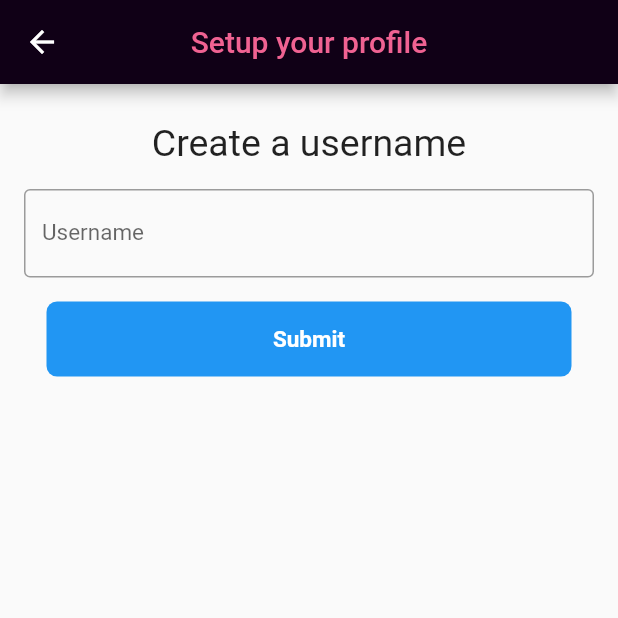
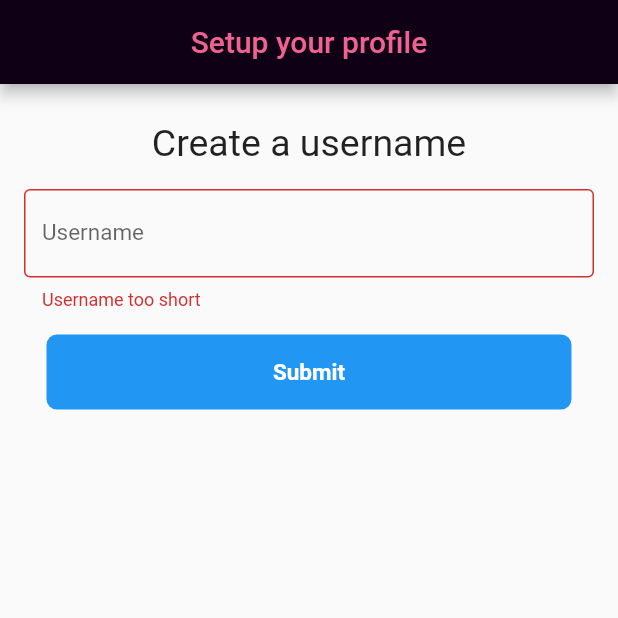
Before and after one commit to jamirmachado/Flutter-Image-Sharing-App, a Flutter app: the CreateAccount screen opened directly, on a phone screen of 412 x 824 dp, the top half of it. Run offline on Flutter 3.47's test engine with Material 2 defaults, Android fonts, the phone set to English and light mode, and no system bars; our stand-ins replace cloud_firestore, google_sign_in; accounts and stored records are empty.

Commit message:
update page navigation

```diff
--- a/lib/pages/create_account.dart
+++ b/lib/pages/create_account.dart
@@ -1,3 +1,4 @@
+import 'dart:async';
 import 'package:flutter/material.dart';
 
 import '../widgets/header.dart';
@@ -8,18 +9,28 @@ class CreateAccount extends StatefulWidget {
 }
 
 class _CreateAccountState extends State<CreateAccount> {
+  final _scaffoldKey = GlobalKey<ScaffoldState>();
   final _formKey = GlobalKey<FormState>();
   String username;
 
   submit() {
-    _formKey.currentState.save();
-    Navigator.pop(context, username);
+    final form = _formKey.currentState;
+    if (form.validate()) {
+      form.save();
+      SnackBar snackbar = SnackBar(content: Text("Welcome $username!"));
+      _scaffoldKey.currentState.showSnackBar(snackbar);
+      Timer(Duration(seconds: 2), () {
+        Navigator.pop(context, username);
+      });
+    }
   }
 
   @override
   Widget build(BuildContext parentContext) {
     return Scaffold(
-      appBar: header(context, titleText: 'Setup your profile'),
+      key: _scaffoldKey,
+      appBar: header(context,
+          titleText: 'Setup your profile', removeBackButton: true),
       body: ListView(
         children: <Widget>[
           Container(
@@ -37,8 +48,18 @@ class _CreateAccountState extends State<CreateAccount> {
                 padding: EdgeInsets.all(16),
                 child: Container(
                   child: Form(
+                    autovalidate: true,
                     key: _formKey,
                     child: TextFormField(
+                      validator: (val) {
+                        if (val.trim().length < 3 || val.isEmpty) {
+                          return "Username too short";
+                        } else if (val.trim().length > 12) {
+                          return "Username too long!";
+                        } else {
+                          return null;
+                        }
+                      },
                       //save inputed name into state
                       onSaved: (val) => username = val,
                       //styles
--- a/lib/widgets/header.dart
+++ b/lib/widgets/header.dart
@@ -1,7 +1,9 @@
 import 'package:flutter/material.dart';
 
-AppBar header(context, {bool isAppTitle = false, String titleText}) {
+AppBar header(context,
+    {bool isAppTitle = false, String titleText, removeBackButton = false}) {
   return AppBar(
+    automaticallyImplyLeading: removeBackButton ? false : true,
     title: Text(
       isAppTitle ? "savepoint" : titleText,
       style: TextStyle(
```
Also changed, not shown: lib/pages/home.dart (+5 -2 lines), lib/pages/search.dart (+26 -1 lines), 72 other files.
